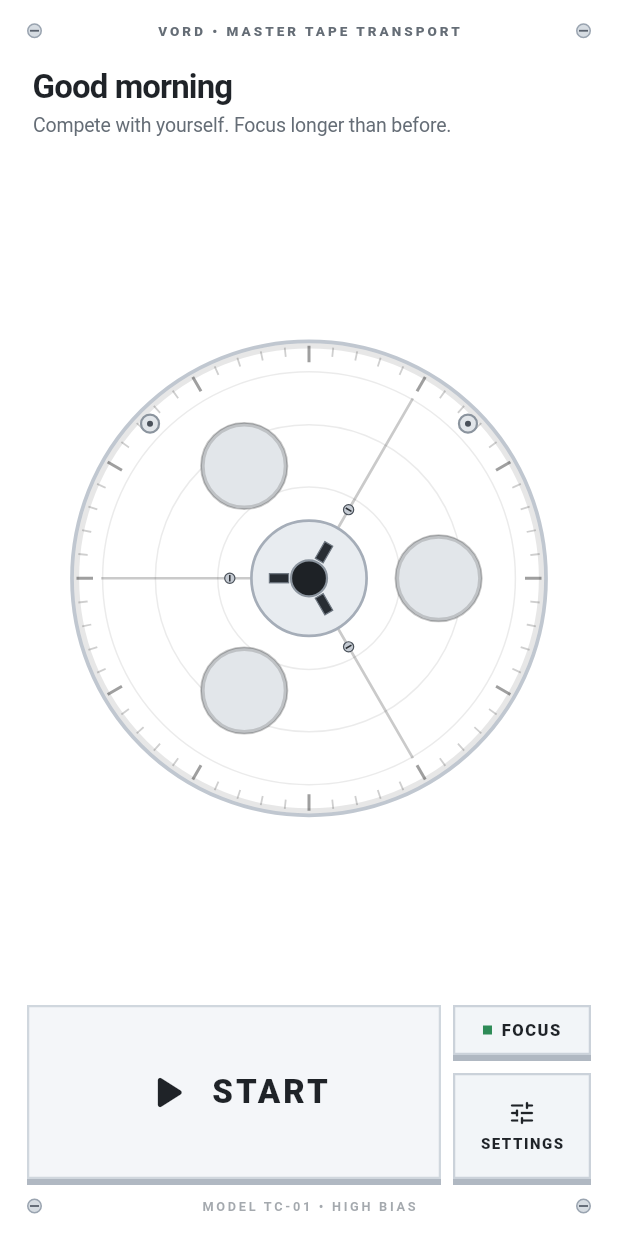
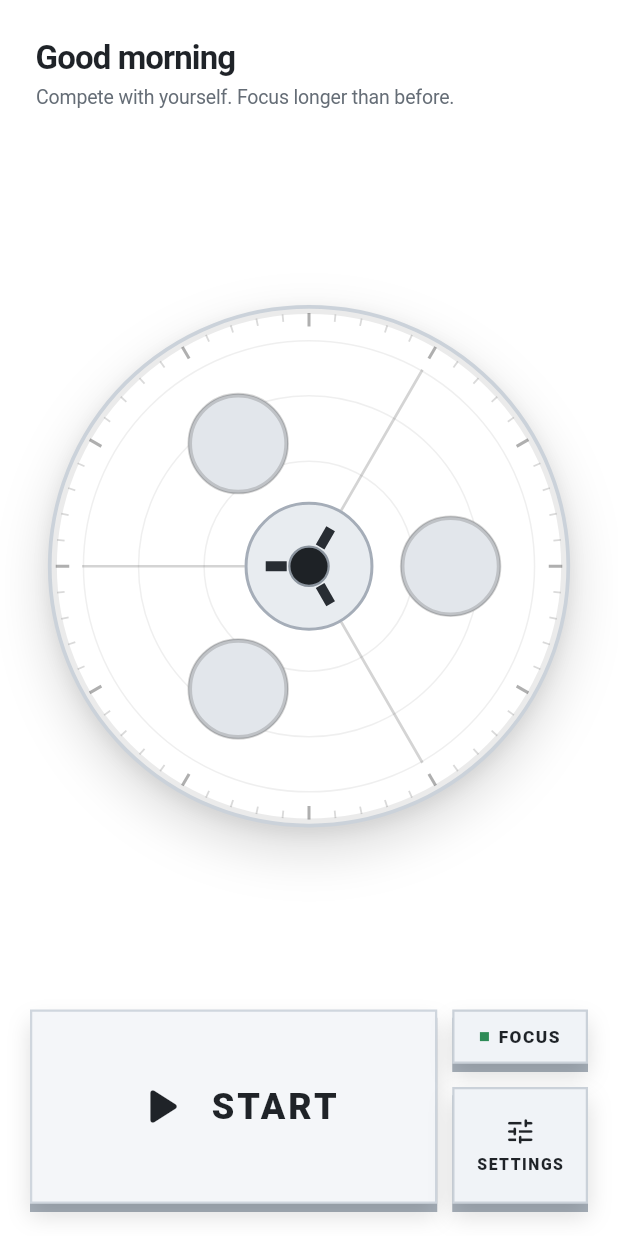
Before and after one commit to ovrrup/vord, a Flutter app: the screen it shows after launch, on a phone screen of 412 x 824 dp. Run offline on Flutter 3.47's test engine with Material 3 defaults, Android fonts, the phone set to English and light mode, and no system bars; our stand-ins replace audioplayers, shared_preferences.

Commit message:
feat(ui): reconstruct UI to big minimal solid realistic matte components strictly adhering to the 3 components only

```diff
--- a/lib/src/screens/timer_screen.dart
+++ b/lib/src/screens/timer_screen.dart
@@ -4,7 +4,6 @@ import 'package:flutter/material.dart';
 import '../models/session_mode.dart';
 import '../services/session_service.dart';
 import '../services/sound_service.dart';
-import '../theme/app_theme.dart';
 import '../widgets/motivation_banner.dart';
 import '../widgets/physical_matte_controls.dart';
 import '../widgets/retro_matte_disk.dart';
@@ -137,61 +136,19 @@ class _TimerScreenState extends State<TimerScreen> {
     );
   }
 
-  Widget _buildChassisScrew(bool isDark) {
-    return Container(
-      width: 10,
-      height: 10,
-      decoration: BoxDecoration(
-        shape: BoxShape.circle,
-        color: isDark ? const Color(0xFF24282E) : const Color(0xFFD6DCE2),
-        border: Border.all(
-          color: isDark ? const Color(0xFF3E4550) : const Color(0xFF9AA4B0),
-          width: 1.0,
-        ),
-      ),
-      child: Center(
-        child: Container(
-          width: 6,
-          height: 1.2,
-          color: isDark ? const Color(0xFF0F1114) : const Color(0xFF5A626E),
-        ),
-      ),
-    );
-  }
-
   @override
   Widget build(BuildContext context) {
     final theme = Theme.of(context);
-    final isDark = theme.brightness == Brightness.dark;
 
     return Scaffold(
       backgroundColor: theme.scaffoldBackgroundColor,
       body: SafeArea(
         child: Padding(
-          padding: const EdgeInsets.symmetric(horizontal: 18.0, vertical: 14.0),
+          padding: const EdgeInsets.symmetric(horizontal: 20.0, vertical: 16.0),
           child: Column(
+            crossAxisAlignment: CrossAxisAlignment.stretch,
             children: [
-              // Sharp Tape Deck Top Faceplate Header with corner screws
-              Row(
-                mainAxisAlignment: MainAxisAlignment.spaceBetween,
-                children: [
-                  _buildChassisScrew(isDark),
-                  Text(
-                    'VORD • MASTER TAPE TRANSPORT',
-                    style: TextStyle(
-                      fontSize: 9,
-                      fontWeight: FontWeight.w800,
-                      letterSpacing: 2.0,
-                      color: isDark ? AppTheme.darkTextSecondary : AppTheme.lightTextSecondary,
-                    ),
-                  ),
-                  _buildChassisScrew(isDark),
-                ],
-              ),
-
-              const SizedBox(height: 8),
-
-              // 1. Motivation greeting banner (sharp & minimal, zero time display)
+              // Component 1: Minimal motivation greeting banner
               MotivationBanner(
                 sessionService: _sessionService,
                 isFocusMode: _isFocusMode,
@@ -199,8 +156,7 @@ class _TimerScreenState extends State<TimerScreen> {
                 isPaused: _isPaused,
               ),
 
-              // 2. Sharp tape recorder spool disk with center-outward color spread
-              // (NO digital time on the disk - time is viewed in Category & History under Settings)
+              // Component 2: Big solid realistic matte disk (centerpiece)
               Expanded(
                 child: Center(
                   child: RetroMatteDisk(
@@ -215,7 +171,7 @@ class _TimerScreenState extends State<TimerScreen> {
                 ),
               ),
 
-              // 3. Razor-sharp physical tape recorder controls
+              // Component 3: Big solid realistic matte controls
               BottomControls(
                 isRunning: _isRunning,
                 isPaused: _isPaused,
@@ -224,26 +180,6 @@ class _TimerScreenState extends State<TimerScreen> {
                 onToggleMode: _toggleMode,
                 onOpenSettings: _openSettings,
               ),
-
-              const SizedBox(height: 8),
-
-              // Tape Deck Bottom Chassis Screws
-              Row(
-                mainAxisAlignment: MainAxisAlignment.spaceBetween,
-                children: [
-                  _buildChassisScrew(isDark),
-                  Text(
-                    'MODEL TC-01 • HIGH BIAS',
-                    style: TextStyle(
-                      fontSize: 8.5,
-                      fontWeight: FontWeight.w700,
-                      letterSpacing: 1.8,
-                      color: (isDark ? AppTheme.darkTextSecondary : AppTheme.lightTextSecondary).withAlpha(150),
-                    ),
-                  ),
-                  _buildChassisScrew(isDark),
-                ],
-              ),
             ],
           ),
         ),
--- a/lib/src/widgets/physical_matte_controls.dart
+++ b/lib/src/widgets/physical_matte_controls.dart
@@ -4,9 +4,8 @@ import '../services/session_service.dart';
 import '../services/sound_service.dart';
 import '../theme/app_theme.dart';
 
-/// Reusable physical matte button styled as a razor-sharp vintage tape recorder transport key.
-/// Features sharp 90-degree industrial corners, mechanical travel depression,
-/// and plays real mechanical solenoid / switch click audio.
+/// Reusable physical matte button with solid physical presence,
+/// deep mechanical travel depression, and real mechanical latch/click audio.
 class PhysicalMatteButton extends StatefulWidget {
   final VoidCallback onTap;
   final Widget child;
@@ -57,9 +56,12 @@ class _PhysicalMatteButtonState extends State<PhysicalMatteButton> {
     final theme = Theme.of(context);
     final isDark = theme.brightness == Brightness.dark;
 
-    final defaultBg = isDark ? const Color(0xFF181B20) : const Color(0xFFF2F5F8);
-    final borderCol = widget.borderColor ?? (isDark ? const Color(0xFF2C323A) : const Color(0xFFCBD2DA));
+    final defaultBg = isDark ? const Color(0xFF1B1E23) : const Color(0xFFF0F3F7);
+    final borderCol = widget.borderColor ?? (isDark ? const Color(0xFF2C323B) : const Color(0xFFCAD1D9));
     final bg = widget.backgroundColor ?? defaultBg;
+
+    final shadowHard = isDark ? const Color(0xFF090A0C) : const Color(0xFFA8B1BB);
+    final shadowAmbient = isDark ? const Color(0x66000000) : const Color(0x22000000);
 
     return GestureDetector(
       onTapDown: _handleTapDown,
@@ -67,27 +69,37 @@ class _PhysicalMatteButtonState extends State<PhysicalMatteButton> {
       onTapCancel: _handleTapCancel,
       behavior: HitTestBehavior.opaque,
       child: AnimatedContainer(
-        duration: const Duration(milliseconds: 40),
+        duration: const Duration(milliseconds: 35),
         margin: EdgeInsets.only(
-          top: _isPressed ? 4.0 : 0.0,
-          bottom: _isPressed ? 0.0 : 4.0,
+          top: _isPressed ? 5.5 : 0.0,
+          bottom: _isPressed ? 0.0 : 5.5,
         ),
         padding: widget.padding,
         decoration: BoxDecoration(
           color: _isPressed
-              ? (isDark ? const Color(0xFF121417) : const Color(0xFFE2E7ED))
+              ? (isDark ? const Color(0xFF131518) : const Color(0xFFDFE4EA))
               : bg,
-          borderRadius: widget.borderRadius > 0 ? BorderRadius.circular(widget.borderRadius) : BorderRadius.zero,
+          borderRadius: widget.borderRadius > 0
+              ? BorderRadius.circular(widget.borderRadius)
+              : BorderRadius.zero,
           border: Border.all(
             color: borderCol,
             width: 1.5,
           ),
           boxShadow: [
+            // Solid physical extrusion edge
             BoxShadow(
-              color: isDark ? const Color(0xFF08090A) : const Color(0xFFB0B8C2),
-              offset: Offset(0, _isPressed ? 0.0 : 4.0),
+              color: shadowHard,
+              offset: Offset(0, _isPressed ? 1.0 : 5.5),
               blurRadius: 0,
             ),
+            // Diffuse ambient contact shadow
+            if (!_isPressed)
+              BoxShadow(
+                color: shadowAmbient,
+                offset: const Offset(0, 8.0),
+                blurRadius: 12.0,
+              ),
           ],
         ),
         child: widget.child,
@@ -96,9 +108,9 @@ class _PhysicalMatteButtonState extends State<PhysicalMatteButton> {
   }
 }
 
-/// Component 3: Controls styled strictly as razor-sharp tape recorder transport keys.
-/// - Left: Very large Play / Pause / Resume transport key (with solenoid latch sound).
-/// - Right: Mode Switch (1/3rd size) on top + Settings (2/3rd size) on bottom.
+/// Component 3: Big, minimal, solid realistic matte controls.
+/// - Left: A very very large Play / Pause / Resume button.
+/// - Right: Mode switch button (top, exactly 1/3rd size) and Settings button (bottom, exactly 2/3rd size).
 class BottomControls extends StatelessWidget {
   final bool isRunning;
   final bool isPaused;
@@ -122,8 +134,8 @@ class BottomControls extends StatelessWidget {
     final theme = Theme.of(context);
     final isDark = theme.brightness == Brightness.dark;
 
-    const controlsHeight = 120.0;
-    const buttonSpacing = 8.0;
+    const controlsHeight = 135.0;
+    const buttonSpacing = 10.0;
 
     final availableRightHeight = controlsHeight - buttonSpacing;
     final modeButtonHeight = availableRightHeight * (1.0 / 3.0);
@@ -134,7 +146,7 @@ class BottomControls extends StatelessWidget {
       child: Row(
         crossAxisAlignment: CrossAxisAlignment.stretch,
         children: [
-          // 1. Very Large Tape Recorder Transport Key (Left: Play/Pause/Resume)
+          // 1. Very Very Large Play / Pause / Resume Button (Left)
           Expanded(
             flex: 3,
             child: PhysicalMatteButton(
@@ -142,20 +154,20 @@ class BottomControls extends StatelessWidget {
               isTransportKey: true,
               borderRadius: 0.0,
               backgroundColor: isRunning
-                  ? (isDark ? const Color(0xFF1B261E) : const Color(0xFFEAF5EE))
-                  : (isDark ? const Color(0xFF191D22) : const Color(0xFFF4F6F9)),
+                  ? (isDark ? const Color(0xFF1B271F) : const Color(0xFFE9F5ED))
+                  : (isDark ? const Color(0xFF1C2025) : const Color(0xFFF4F6F9)),
               borderColor: isRunning
                   ? (isDark ? const Color(0xFF3FA36C) : const Color(0xFF2E8B57))
-                  : (isDark ? const Color(0xFF2C323A) : const Color(0xFFD0D7DE)),
+                  : (isDark ? const Color(0xFF2E353F) : const Color(0xFFCFD6DE)),
               child: Stack(
                 children: [
-                  // Tape Deck Active Transport Tally Lamp (glow strip when running)
+                  // Discrete solid active indicator bar along the top edge
                   if (isRunning)
                     Positioned(
                       top: 0,
                       left: 0,
                       right: 0,
-                      height: 3,
+                      height: 3.5,
                       child: Container(
                         color: isDark
                             ? const Color(0xFF3FA36C)
@@ -173,18 +185,18 @@ class BottomControls extends StatelessWidget {
                               : (isPaused
                                   ? Icons.play_arrow_rounded
                                   : Icons.play_arrow_rounded),
-                          size: 38,
+                          size: 42,
                           color: isDark
                               ? AppTheme.darkTextPrimary
                               : AppTheme.lightTextPrimary,
                         ),
-                        const SizedBox(width: 10),
+                        const SizedBox(width: 12),
                         Text(
                           isRunning
                               ? 'PAUSE'
                               : (isPaused ? 'RESUME' : 'START'),
                           style: TextStyle(
-                            fontSize: 22,
+                            fontSize: 24,
                             fontWeight: FontWeight.w800,
                             letterSpacing: 2.0,
                             color: isDark
@@ -202,12 +214,12 @@ class BottomControls extends StatelessWidget {
 
           const SizedBox(width: buttonSpacing),
 
-          // 2. Right Side Column: Tape Deck Selector Switches
+          // 2. Right Side Column: Mode Switch (1/3rd) & Settings (2/3rd)
           Expanded(
             flex: 1,
             child: Column(
               children: [
-                // Top: Mode Switch Key (exactly 1/3rd height)
+                // Top: Mode Switch Button (exactly 1/3rd size)
                 SizedBox(
                   height: modeButtonHeight,
                   width: double.infinity,
@@ -233,7 +245,7 @@ class BottomControls extends StatelessWidget {
                           Text(
                             isFocusMode ? 'FOCUS' : 'REST',
                             style: TextStyle(
-                              fontSize: 11,
+                              fontSize: 11.5,
                               fontWeight: FontWeight.w800,
                               letterSpacing: 1.0,
                               color: isDark
@@ -249,7 +261,7 @@ class BottomControls extends StatelessWidget {
 
                 const SizedBox(height: buttonSpacing),
 
-                // Bottom: Settings Key (exactly 2/3rd height)
+                // Bottom: Settings Button (exactly 2/3rd size)
                 SizedBox(
                   height: settingsButtonHeight,
                   width: double.infinity,
@@ -262,16 +274,16 @@ class BottomControls extends StatelessWidget {
                         children: [
                           Icon(
                             Icons.tune_rounded,
-                            size: 20,
+                            size: 22,
                             color: isDark
                                 ? AppTheme.darkTextPrimary
                                 : AppTheme.lightTextPrimary,
                           ),
-                          const SizedBox(height: 3),
+                          const SizedBox(height: 4),
                           Text(
                             'SETTINGS',
                             style: TextStyle(
-                              fontSize: 10,
+                              fontSize: 10.5,
                               fontWeight: FontWeight.w800,
                               letterSpacing: 1.0,
                               color: isDark
@@ -293,7 +305,7 @@ class BottomControls extends StatelessWidget {
   }
 }
 
-/// Sharp Settings Modal with direct Category & Session History access and Theme controls.
+/// Solid, clean Settings Modal with direct Category & Session History access and Theme controls.
 class ThemeSettingsSheet extends StatelessWidget {
   final ThemeMode currentThemeMode;
   final ValueChanged<ThemeMode> onThemeChanged;
@@ -347,10 +359,10 @@ class ThemeSettingsSheet extends StatelessWidget {
         mainAxisSize: MainAxisSize.min,
         crossAxisAlignment: CrossAxisAlignment.start,
         children: [
-          // Sharp machine drag handle
+          // Drag handle
           Center(
             child: Container(
-              width: 40,
+              width: 36,
               height: 3,
               color: isDark ? const Color(0xFF404854) : const Color(0xFFC0C7D0),
             ),
```
Also changed, not shown: lib/src/widgets/retro_matte_disk.dart (+67 -116 lines), 1 other file.
